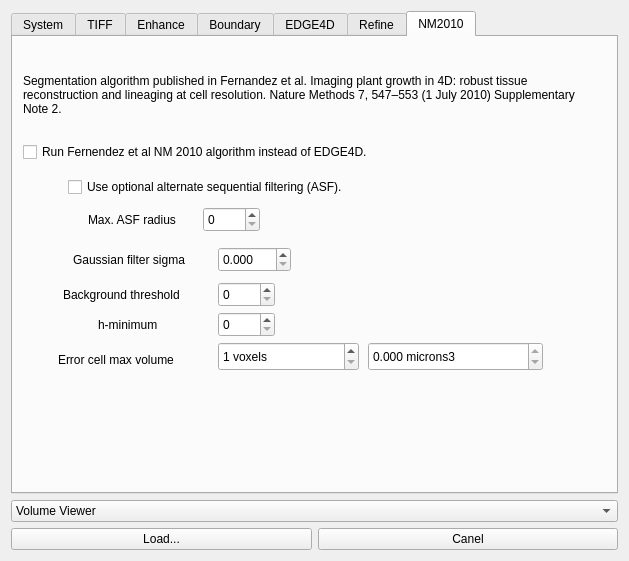
zia1138/edge4d, file src/param.ui: the form before one commit.
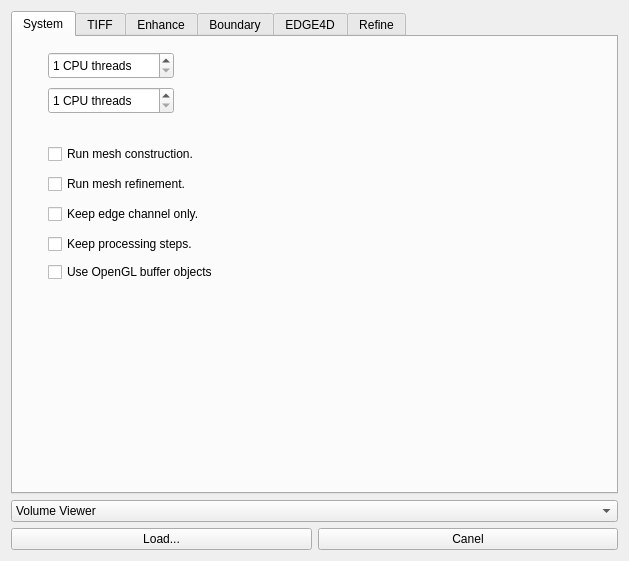
The form after the commit. The open tabs and pages were chosen to show the change.

What changed in the file:
```diff
--- a/src/param.ui
+++ b/src/param.ui
@@ -1938,208 +1938,6 @@
        </property>
       </widget>
      </widget>
-     <widget class="QWidget" name="tab_2">
-      <attribute name="title">
-       <string>NM2010</string>
-      </attribute>
-      <widget class="QLabel" name="label_46">
-       <property name="geometry">
-        <rect>
-         <x>10</x>
-         <y>25</y>
-         <width>561</width>
-         <height>66</height>
-        </rect>
-       </property>
-       <property name="text">
-        <string>Segmentation algorithm published in Fernandez et al. Imaging plant growth in 4D: robust tissue reconstruction and lineaging at cell resolution. Nature Methods 7, 547–553 (1 July 2010) Supplementary Note 2.</string>
-       </property>
-       <property name="wordWrap">
-        <bool>true</bool>
-       </property>
-      </widget>
-      <widget class="QCheckBox" name="checkRunNM2010">
-       <property name="geometry">
-        <rect>
-         <x>10</x>
-         <y>105</y>
-         <width>394</width>
-         <height>20</height>
-        </rect>
-       </property>
-       <property name="text">
-        <string>Run Fernendez et al NM 2010 algorithm instead of EDGE4D.</string>
-       </property>
-      </widget>
-      <widget class="QCheckBox" name="checkUseASF">
-       <property name="geometry">
-        <rect>
-         <x>55</x>
-         <y>140</y>
-         <width>326</width>
-         <height>20</height>
-        </rect>
-       </property>
-       <property name="text">
-        <string>Use optional alternate sequential filtering (ASF).</string>
-       </property>
-      </widget>
-      <widget class="QSpinBox" name="spinMaxASFRad">
-       <property name="geometry">
-        <rect>
-         <x>190</x>
-         <y>170</y>
-         <width>57</width>
-         <height>25</height>
-        </rect>
-       </property>
-      </widget>
-      <widget class="QLabel" name="label_48">
-       <property name="geometry">
-        <rect>
-         <x>75</x>
-         <y>175</y>
-         <width>101</width>
-         <height>16</height>
-        </rect>
-       </property>
-       <property name="text">
-        <string>Max. ASF radius</string>
-       </property>
-      </widget>
-      <widget class="QLabel" name="label_49">
-       <property name="geometry">
-        <rect>
-         <x>60</x>
-         <y>215</y>
-         <width>133</width>
-         <height>16</height>
-        </rect>
-       </property>
-       <property name="text">
-        <string>Gaussian filter sigma</string>
-       </property>
-      </widget>
-      <widget class="QDoubleSpinBox" name="spinFilterSigma">
-       <property name="geometry">
-        <rect>
-         <x>205</x>
-         <y>210</y>
-         <width>73</width>
-         <height>25</height>
-        </rect>
-       </property>
-       <property name="decimals">
-        <number>3</number>
-       </property>
-      </widget>
-      <widget class="QSpinBox" name="spinBgSeedThresh">
-       <property name="geometry">
-        <rect>
-         <x>205</x>
-         <y>245</y>
-         <width>57</width>
-         <height>25</height>
-        </rect>
-       </property>
-      </widget>
-      <widget class="QSpinBox" name="spinHseed">
-       <property name="geometry">
-        <rect>
-         <x>205</x>
-         <y>275</y>
-         <width>57</width>
-         <height>25</height>
-        </rect>
-       </property>
-      </widget>
-      <widget class="QSpinBox" name="spinErrorVoxThresh">
-       <property name="geometry">
-        <rect>
-         <x>205</x>
-         <y>305</y>
-         <width>141</width>
-         <height>29</height>
-        </rect>
-       </property>
-       <property name="suffix">
-        <string> voxels</string>
-       </property>
-       <property name="minimum">
-        <number>1</number>
-       </property>
-       <property name="maximum">
-        <number>9000000</number>
-       </property>
-       <property name="singleStep">
-        <number>10</number>
-       </property>
-      </widget>
-      <widget class="QLabel" name="label_50">
-       <property name="geometry">
-        <rect>
-         <x>50</x>
-         <y>250</y>
-         <width>146</width>
-         <height>16</height>
-        </rect>
-       </property>
-       <property name="text">
-        <string>Background threshold</string>
-       </property>
-      </widget>
-      <widget class="QLabel" name="label_51">
-       <property name="geometry">
-        <rect>
-         <x>85</x>
-         <y>280</y>
-         <width>76</width>
-         <height>16</height>
-        </rect>
-       </property>
-       <property name="text">
-        <string>h-minimum</string>
-       </property>
-      </widget>
-      <widget class="QLabel" name="label_52">
-       <property name="geometry">
-        <rect>
-         <x>45</x>
-         <y>315</y>
-         <width>138</width>
-         <height>16</height>
-        </rect>
-       </property>
-       <property name="text">
-        <string>Error cell max volume</string>
-       </property>
-      </widget>
-      <widget class="QDoubleSpinBox" name="spinErrorVoxThreshMicrons">
-       <property name="enabled">
-        <bool>true</bool>
-       </property>
-       <property name="geometry">
-        <rect>
-         <x>355</x>
-         <y>305</y>
-         <width>175</width>
-         <height>29</height>
-        </rect>
-       </property>
-       <property name="readOnly">
-        <bool>true</bool>
-       </property>
-       <property name="suffix">
-        <string> microns3</string>
-       </property>
-       <property name="decimals">
-        <number>3</number>
-       </property>
-       <property name="maximum">
-        <double>1000000000.000000000000000</double>
-       </property>
-      </widget>
-     </widget>
     </widget>
    </item>
    <item>
```
Left out of the diff: 2 changed lines with no effect on the pictures.
